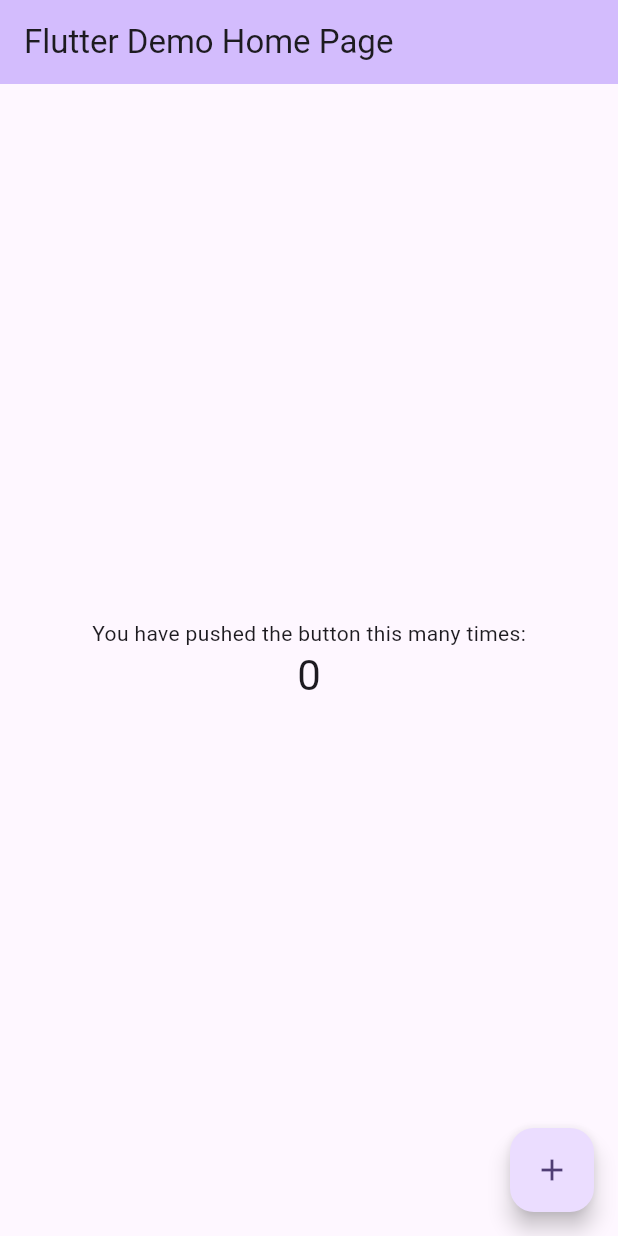
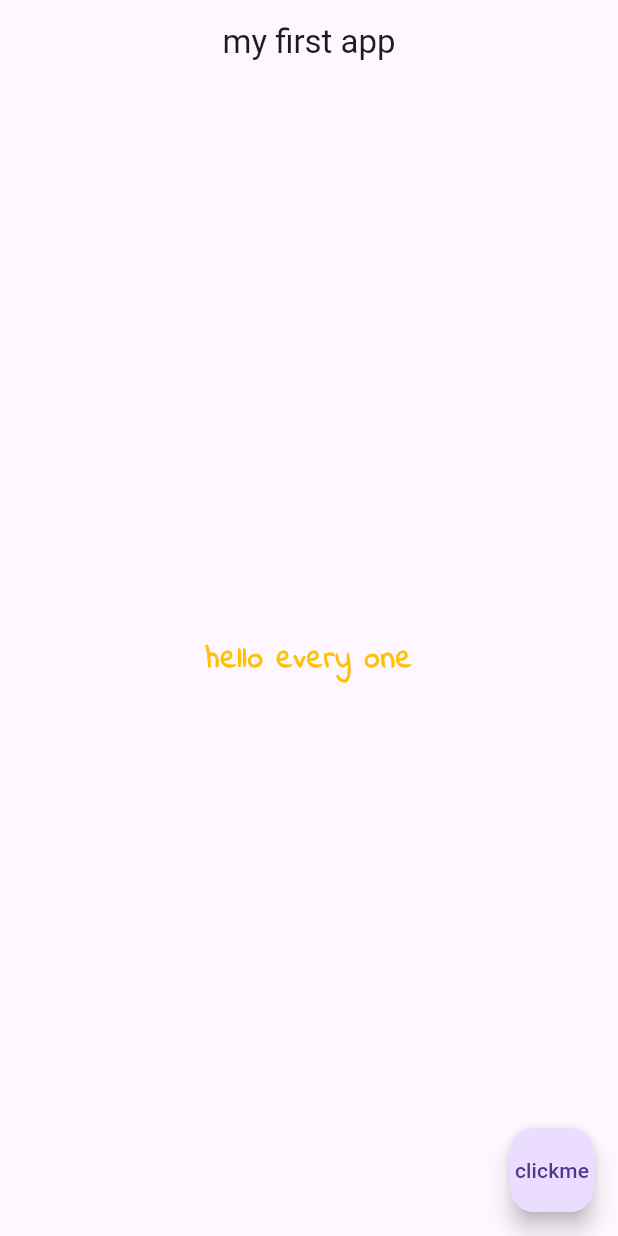
Before and after one commit to kubwimanav/flutter-learn, a Flutter app: the screen it shows after launch, on a phone screen of 412 x 824 dp. Run offline on Flutter 3.47's test engine with Material 3 defaults, Android fonts, the phone set to English and light mode, and no system bars.

```diff
--- a/lib/main.dart
+++ b/lib/main.dart
@@ -1,125 +1,32 @@
 import 'package:flutter/material.dart';
 
-void main() {
-  runApp(const MyApp());
-}
+void main() => runApp(MaterialApp(
+      home: Home(),
+    ));
 
-class MyApp extends StatelessWidget {
-  const MyApp({super.key});
-
-  // This widget is the root of your application.
+class Home extends StatelessWidget {
   @override
   Widget build(BuildContext context) {
-    return MaterialApp(
-      title: 'Flutter Demo',
-      theme: ThemeData(
-        // This is the theme of your application.
-        //
-        // TRY THIS: Try running your application with "flutter run". You'll see
-        // the application has a purple toolbar. Then, without quitting the app,
-        // try changing the seedColor in the colorScheme below to Colors.green
-        // and then invoke "hot reload" (save your changes or press the "hot
-        // reload" button in a Flutter-supported IDE, or press "r" if you used
-        // the command line to start the app).
-        //
-        // Notice that the counter didn't reset back to zero; the application
-        // state is not lost during the reload. To reset the state, use hot
-        // restart instead.
-        //
-        // This works for code too, not just values: Most code changes can be
-        // tested with just a hot reload.
-        colorScheme: ColorScheme.fromSeed(seedColor: Colors.deepPurple),
-        useMaterial3: true,
+    return Scaffold(
+      appBar: AppBar(
+        title: Text('my first app'),
+        centerTitle: true,
       ),
-      home: const MyHomePage(title: 'Flutter Demo Home Page'),
+      body: Center(
+        child: Text(
+          'hello every one',
+          style: TextStyle(
+              fontSize: 20.0,
+              fontWeight: FontWeight.bold,
+              color: Colors.amber,
+              letterSpacing: 1.0,
+              fontFamily: 'IndieFlower'),
+        ),
+      ),
+      floatingActionButton: FloatingActionButton(
+        onPressed: () {},
+        child: Text('clickme'),
+      ),
     );
   }
 }
-
-class MyHomePage extends StatefulWidget {
-  const MyHomePage({super.key, required this.title});
-
-  // This widget is the home page of your application. It is stateful, meaning
-  // that it has a State object (defined below) that contains fields that affect
-  // how it looks.
-
-  // This class is the configuration for the state. It holds the values (in this
-  // case the title) provided by the parent (in this case the App widget) and
-  // used by the build method of the State. Fields in a Widget subclass are
-  // always marked "final".
-
-  final String title;
-
-  @override
-  State<MyHomePage> createState() => _MyHomePageState();
-}
-
-class _MyHomePageState extends State<MyHomePage> {
-  int _counter = 0;
-
-  void _incrementCounter() {
-    setState(() {
-      // This call to setState tells the Flutter framework that something has
-      // changed in this State, which causes it to rerun the build method below
-      // so that the display can reflect the updated values. If we changed
-      // _counter without calling setState(), then the build method would not be
-      // called again, and so nothing would appear to happen.
-      _counter++;
-    });
-  }
-
-  @override
-  Widget build(BuildContext context) {
-    // This method is rerun every time setState is called, for instance as done
-    // by the _incrementCounter method above.
-    //
-    // The Flutter framework has been optimized to make rerunning build methods
-    // fast, so that you can just rebuild anything that needs updating rather
-    // than having to individually change instances of widgets.
-    return Scaffold(
-      appBar: AppBar(
-        // TRY THIS: Try changing the color here to a specific color (to
-        // Colors.amber, perhaps?) and trigger a hot reload to see the AppBar
-        // change color while the other colors stay the same.
-        backgroundColor: Theme.of(context).colorScheme.inversePrimary,
-        // Here we take the value from the MyHomePage object that was created by
-        // the App.build method, and use it to set our appbar title.
-        title: Text(widget.title),
-      ),
-      body: Center(
-        // Center is a layout widget. It takes a single child and positions it
-        // in the middle of the parent.
-        child: Column(
-          // Column is also a layout widget. It takes a list of children and
-          // arranges them vertically. By default, it sizes itself to fit its
-          // children horizontally, and tries to be as tall as its parent.
-          //
-          // Column has various properties to control how it sizes itself and
-          // how it positions its children. Here we use mainAxisAlignment to
-          // center the children vertically; the main axis here is the vertical
-          // axis because Columns are vertical (the cross axis would be
-          // horizontal).
-          //
-          // TRY THIS: Invoke "debug painting" (choose the "Toggle Debug Paint"
-          // action in the IDE, or press "p" in the console), to see the
-          // wireframe for each widget.
-          mainAxisAlignment: MainAxisAlignment.center,
-          children: <Widget>[
-            const Text(
-              'You have pushed the button this many times:',
-            ),
-            Text(
-              '$_counter',
-              style: Theme.of(context).textTheme.headlineMedium,
-            ),
-          ],
-        ),
-      ),
-      floatingActionButton: FloatingActionButton(
-        onPressed: _incrementCounter,
-        tooltip: 'Increment',
-        child: const Icon(Icons.add),
-      ), // This trailing comma makes auto-formatting nicer for build methods.
-    );
-  }
-}
```
Also changed, not shown: pubspec.yaml (+7 -12 lines), lib/fonts/IndieFlower-Regular.ttf (added).
